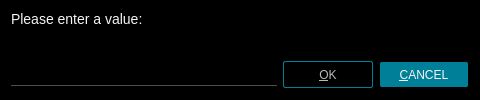
This is src/ui/inputdialog.ui in u8sand/Baka-MPlayer as Qt 5 draws it before an edit. The edited form follows.
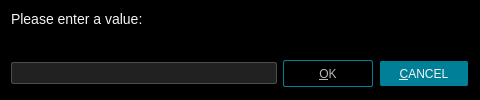
This is the edited form.

Commit message: Gave QLineEdit a different background color

Patch:
```diff
--- a/src/ui/inputdialog.ui
+++ b/src/ui/inputdialog.ui
@@ -20,6 +20,18 @@
 	color: whitesmoke;
 }
 
+/* QLineEdit */
+
+QLineEdit {
+	background: #212121;
+	border: 1px solid #4C4C4C;
+	border-radius: 2px;
+	padding: 2px;
+}
+QLineEdit:focus {
+    border: 1px solid #008098;
+}
+
 /* QPushButton */
 
 QPushButton {
@@ -84,18 +96,6 @@
       </property>
       <item>
        <widget class="QLineEdit" name="inputLineEdit">
-        <property name="styleSheet">
-         <string notr="true">QLineEdit {
-	background: black;
-	border: none;
-	border-bottom: 1px solid #4C4C4C;
-	padding: 4px;
-}
-QLineEdit:focus {
-    border: none;
-	border-bottom: 1px solid #008098;
-}</string>
-        </property>
         <property name="clearButtonEnabled">
          <bool>true</bool>
         </property>
@@ -112,12 +112,6 @@
           <verstretch>0</verstretch>
          </sizepolicy>
         </property>
-        <property name="maximumSize">
-         <size>
-          <width>16777215</width>
-          <height>25</height>
-         </size>
-        </property>
         <property name="text">
          <string>&amp;OK</string>
         </property>
@@ -134,12 +128,6 @@
           <verstretch>0</verstretch>
          </sizepolicy>
         </property>
-        <property name="maximumSize">
-         <size>
-          <width>16777215</width>
-          <height>25</height>
-         </size>
-        </property>
         <property name="text">
          <string>&amp;CANCEL</string>
         </property>
```
The commit also changes 4 other files.
